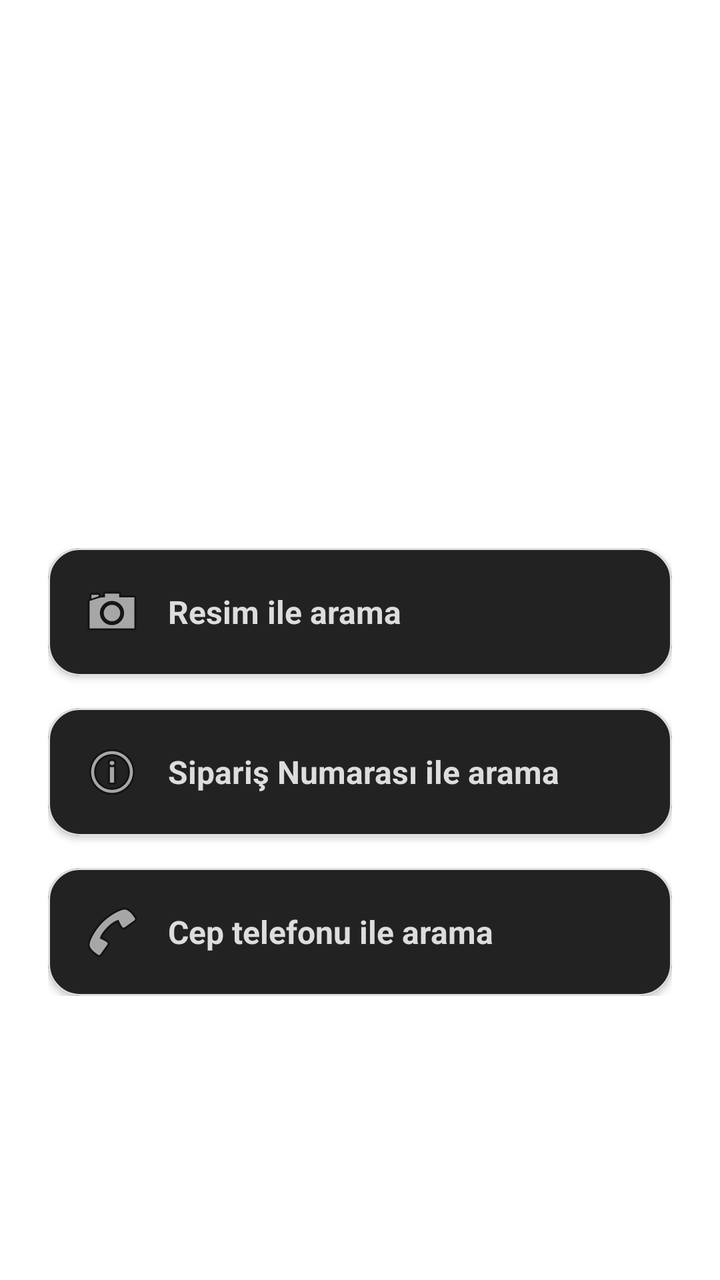
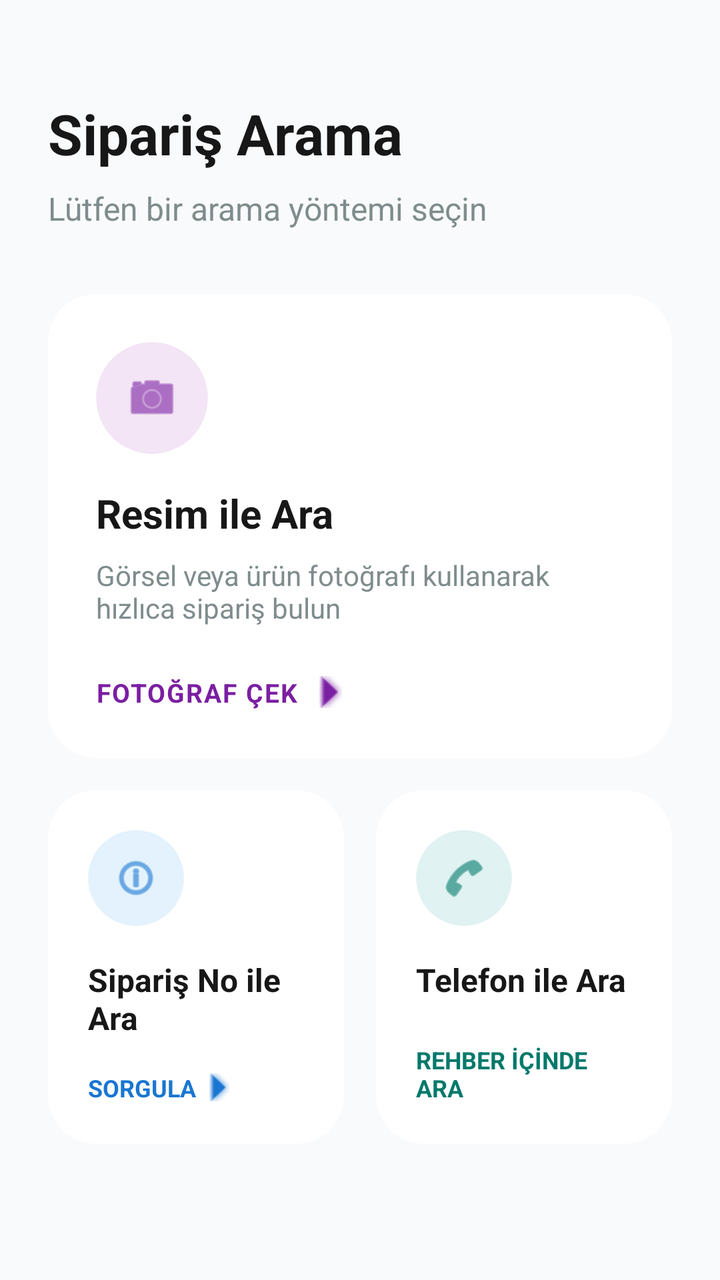

Compare the two renders of this Android layout. The source of the first and the diff that turns it into the second are given below.
<!-- AndroidManifest.xml: application theme Theme.MaterialComponents.NoActionBar -->
<!-- res/layout/activity_search_order.xml -->
<?xml version="1.0" encoding="utf-8"?>
<androidx.constraintlayout.widget.ConstraintLayout xmlns:android="http://schemas.android.com/apk/res/android"
    xmlns:app="http://schemas.android.com/apk/res-auto"
    xmlns:tools="http://schemas.android.com/tools"
    android:id="@+id/layoutSearchOrder"
    android:layout_width="match_parent"
    android:layout_height="match_parent"
    android:orientation="vertical"
    android:gravity="center"
    android:background="@android:color/white"
    android:padding="24dp">

    <ImageView
        android:id="@+id/imgAppLogo"
        android:layout_width="80dp"
        android:layout_height="80dp"
        android:layout_marginTop="20dp"
        android:contentDescription="@string/app_name"
        app:layout_constraintEnd_toEndOf="parent"
        app:layout_constraintStart_toStartOf="parent"
        app:layout_constraintTop_toTopOf="parent"
        android:src="@mipmap/ic_launcher" />

    <LinearLayout
        android:layout_width="match_parent"
        android:layout_height="wrap_content"
        android:foregroundGravity="center"
        android:gravity="center_horizontal"
        android:layout_marginTop="150dp"
        android:orientation="vertical"
        app:layout_constraintTop_toBottomOf="@+id/imgAppLogo"
        tools:layout_editor_absoluteX="128dp">

        
        <com.google.android.material.card.MaterialCardView
            android:id="@+id/btnSearchByImage"
            android:layout_width="match_parent"
            android:layout_height="wrap_content"
            app:cardCornerRadius="16dp"
            app:cardElevation="2dp"
            app:strokeColor="#E0E0E0"
            app:strokeWidth="1dp">

            <LinearLayout
                android:layout_width="match_parent"
                android:layout_height="wrap_content"
                android:gravity="center_vertical"
                android:orientation="horizontal"
                android:padding="16dp">

                <ImageView
                    android:layout_width="32dp"
                    android:layout_height="32dp"
                    android:contentDescription="@string/search_order_button_by_image"
                    android:src="@android:drawable/ic_menu_camera" />

                <TextView
                    android:layout_width="0dp"
                    android:layout_height="wrap_content"
                    android:layout_marginStart="12dp"
                    android:layout_weight="1"
                    android:text="@string/search_order_button_by_image"
                    android:textColor="#DDDDDD"
                    android:textSize="16sp"
                    android:textStyle="bold" />
            </LinearLayout>
        </com.google.android.material.card.MaterialCardView>

        
        <com.google.android.material.card.MaterialCardView
            android:id="@+id/btnSearchByOrderId"
            android:layout_width="match_parent"
            android:layout_height="wrap_content"
            android:layout_marginTop="16dp"
            app:cardCornerRadius="16dp"
            app:cardElevation="2dp"
            app:strokeColor="#E0E0E0"
            app:strokeWidth="1dp">

            <LinearLayout
                android:layout_width="match_parent"
                android:layout_height="wrap_content"
                android:gravity="center_vertical"
                android:orientation="horizontal"
                android:padding="16dp">

                <ImageView
                    android:layout_width="32dp"
                    android:layout_height="32dp"
                    android:contentDescription="@string/search_order_button_by_id"
                    android:src="@android:drawable/ic_menu_info_details" />

                <TextView
                    android:layout_width="0dp"
                    android:layout_height="wrap_content"
                    android:layout_marginStart="12dp"
                    android:layout_weight="1"
                    android:text="@string/search_order_button_by_id"
                    android:textColor="#DDDDDD"
                    android:textSize="16sp"
                    android:textStyle="bold" />
            </LinearLayout>
        </com.google.android.material.card.MaterialCardView>

        
        <com.google.android.material.card.MaterialCardView
            android:id="@+id/btnSearchByPhone"
            android:layout_width="match_parent"
            android:layout_height="wrap_content"
            android:layout_marginTop="16dp"
            app:cardCornerRadius="16dp"
            app:cardElevation="2dp"
            app:strokeColor="#E0E0E0"
            app:strokeWidth="1dp">

            <LinearLayout
                android:layout_width="match_parent"
                android:layout_height="wrap_content"
                android:gravity="center_vertical"
                android:orientation="horizontal"
                android:padding="16dp">

                <ImageView
                    android:layout_width="32dp"
                    android:layout_height="32dp"
                    android:contentDescription="@string/search_order_button_by_phone"
                    android:src="@android:drawable/ic_menu_call" />

                <TextView
                    android:layout_width="0dp"
                    android:layout_height="wrap_content"
                    android:layout_marginStart="12dp"
                    android:layout_weight="1"
                    android:text="@string/search_order_button_by_phone"
                    android:textColor="#DDDDDD"
                    android:textSize="16sp"
                    android:textStyle="bold" />
            </LinearLayout>
        </com.google.android.material.card.MaterialCardView>


    </LinearLayout>


</androidx.constraintlayout.widget.ConstraintLayout>
<!-- resources referenced by this layout -->
<resources>
  <!-- mipmap ic_launcher (mipmap-anydpi-v26) -->
  <?xml version="1.0" encoding="utf-8"?>
  <adaptive-icon xmlns:android="http://schemas.android.com/apk/res/android">
      <background android:drawable="@drawable/ic_launcher_background"/>
      <foreground android:drawable="@mipmap/ic_launcher_foreground"/>
  </adaptive-icon>
  <string name="app_name">EsnApp</string>
  <string name="search_order_button_by_id">Sipariş Numarası ile arama</string>
  <string name="search_order_button_by_image">Resim ile arama</string>
  <string name="search_order_button_by_phone">Cep telefonu ile arama</string>
  <!-- drawable ic_launcher_background: vector/xml drawable (drawable, 4866 chars, omitted) -->
</resources>

<!-- the commit's change to res/layout/activity_search_order.xml (unified diff, before → after) -->
@@ -1,145 +1,307 @@
 <?xml version="1.0" encoding="utf-8"?>
-<androidx.constraintlayout.widget.ConstraintLayout xmlns:android="http://schemas.android.com/apk/res/android"
+<androidx.constraintlayout.widget.ConstraintLayout
+    xmlns:android="http://schemas.android.com/apk/res/android"
     xmlns:app="http://schemas.android.com/apk/res-auto"
     xmlns:tools="http://schemas.android.com/tools"
     android:id="@+id/layoutSearchOrder"
     android:layout_width="match_parent"
     android:layout_height="match_parent"
-    android:orientation="vertical"
-    android:gravity="center"
-    android:background="@android:color/white"
-    android:padding="24dp">
+    android:background="#F9FAFB"
+    android:fitsSystemWindows="true">
+
+    <LinearLayout
+        android:id="@+id/headerLayout"
+        android:layout_width="match_parent"
+        android:layout_height="wrap_content"
+        android:orientation="vertical"
+        android:padding="24dp"
+        app:layout_constraintTop_toTopOf="parent"
+        app:layout_constraintStart_toStartOf="parent">
+
+        <ImageView
+            android:id="@+id/btnBack"
+            android:visibility="gone"
+            android:layout_width="wrap_content"
+            android:layout_height="32dp"
+            android:clickable="true"
+            android:contentDescription="Geri"
+            android:foreground="?android:attr/selectableItemBackground"
+            android:src="@android:drawable/ic_media_previous"
+            app:tint="#171717" />
+
+        <TextView
+            android:layout_width="wrap_content"
+            android:layout_height="wrap_content"
+            android:layout_marginTop="24dp"
+            android:text="@string/search_title"
+            android:textSize="28sp"
+            android:textStyle="bold"
+            android:textColor="#171717" />
+
+        <TextView
+            android:layout_width="wrap_content"
+            android:layout_height="wrap_content"
+            android:layout_marginTop="8dp"
+            android:text="@string/search_subtitle"
+            android:textSize="16sp"
+            android:textColor="#7F8C8D" />
+    </LinearLayout>
 
     <ImageView
         android:id="@+id/imgAppLogo"
-        android:layout_width="80dp"
-        android:layout_height="80dp"
-        android:layout_marginTop="20dp"
-        android:contentDescription="@string/app_name"
-        app:layout_constraintEnd_toEndOf="parent"
-        app:layout_constraintStart_toStartOf="parent"
+        android:layout_width="0dp"
+        android:layout_height="0dp"
+        android:visibility="gone"
         app:layout_constraintTop_toTopOf="parent"
-        android:src="@mipmap/ic_launcher" />
-
-    <LinearLayout
+        app:layout_constraintStart_toStartOf="parent"/>
+
+    <ScrollView
         android:layout_width="match_parent"
-        android:layout_height="wrap_content"
-        android:foregroundGravity="center"
-        android:gravity="center_horizontal"
-        android:layout_marginTop="150dp"
-        android:orientation="vertical"
-        app:layout_constraintTop_toBottomOf="@+id/imgAppLogo"
-        tools:layout_editor_absoluteX="128dp">
-
-        
-        <com.google.android.material.card.MaterialCardView
-            android:id="@+id/btnSearchByImage"
+        android:layout_height="0dp"
+        android:clipToPadding="false"
+        android:paddingBottom="50dp"
+        app:layout_constraintTop_toBottomOf="@id/headerLayout"
+        app:layout_constraintBottom_toBottomOf="parent">
+
+        <LinearLayout
             android:layout_width="match_parent"
             android:layout_height="wrap_content"
-            app:cardCornerRadius="16dp"
-            app:cardElevation="2dp"
-            app:strokeColor="#E0E0E0"
-            app:strokeWidth="1dp">
+            android:orientation="vertical"
+            android:paddingHorizontal="24dp"
+            android:paddingTop="8dp">
+
+            <com.google.android.material.card.MaterialCardView
+                android:id="@+id/btnSearchByImage"
+                android:layout_width="match_parent"
+                android:layout_height="wrap_content"
+                android:clickable="true"
+                android:focusable="true"
+                android:foreground="?android:attr/selectableItemBackground"
+                app:cardCornerRadius="24dp"
+                app:cardElevation="0dp"
+                app:strokeWidth="0dp"
+                app:cardBackgroundColor="#FFFFFF">
+
+                <LinearLayout
+                    android:layout_width="match_parent"
+                    android:layout_height="wrap_content"
+                    android:orientation="vertical"
+                    android:padding="24dp">
+
+                    <androidx.cardview.widget.CardView
+                        android:layout_width="56dp"
+                        android:layout_height="56dp"
+                        app:cardCornerRadius="28dp"
+                        app:cardElevation="0dp"
+                        app:cardBackgroundColor="#F3E5F5">
+                        <ImageView
+                            android:layout_width="28dp"
+                            android:layout_height="28dp"
+                            android:layout_gravity="center"
+                            android:src="@android:drawable/ic_menu_camera"
+                            app:tint="#7B1FA2"/>
+                    </androidx.cardview.widget.CardView>
+
+                    <TextView
+                        android:layout_width="wrap_content"
+                        android:layout_height="wrap_content"
+                        android:layout_marginTop="16dp"
+                        android:text="@string/search_image_title"
+                        android:textSize="20sp"
+                        android:textStyle="bold"
+                        android:textColor="#171717"/>
+
+                    <TextView
+                        android:layout_width="wrap_content"
+                        android:layout_height="wrap_content"
+                        android:layout_marginTop="8dp"
+                        android:text="@string/search_image_desc"
+                        android:textSize="14sp"
+                        android:textColor="#7F8C8D"/>
+
+                    <LinearLayout
+                        android:layout_width="wrap_content"
+                        android:layout_height="wrap_content"
+                        android:layout_marginTop="24dp"
+                        android:gravity="center_vertical"
+                        android:orientation="horizontal">
+
+                        <TextView
+                            android:layout_width="wrap_content"
+                            android:layout_height="wrap_content"
+                            android:text="@string/search_image_action"
+                            android:textColor="#7B1FA2"
+                            android:textStyle="bold"
+                            android:letterSpacing="0.05"
+                            android:textSize="13sp"/>
+
+                        <ImageView
+                            android:layout_width="16dp"
+                            android:layout_height="16dp"
+                            android:layout_marginStart="8dp"
+                            android:src="@android:drawable/arrow_up_float"
+                            android:rotation="90"
+                            app:tint="#7B1FA2"/>
+                    </LinearLayout>
+                </LinearLayout>
+            </com.google.android.material.card.MaterialCardView>
 
             <LinearLayout
                 android:layout_width="match_parent"
                 android:layout_height="wrap_content"
-                android:gravity="center_vertical"
+                android:layout_marginTop="16dp"
                 android:orientation="horizontal"
-                android:padding="16dp">
-
-                <ImageView
-                    android:layout_width="32dp"
-                    android:layout_height="32dp"
-                    android:contentDescription="@string/search_order_button_by_image"
-                    android:src="@android:drawable/ic_menu_camera" />
-
-                <TextView
+                android:baselineAligned="false">
+
+                <com.google.android.material.card.MaterialCardView
+                    android:id="@+id/btnSearchByOrderId"
                     android:layout_width="0dp"
-                    android:layout_height="wrap_content"
-                    android:layout_marginStart="12dp"
+                    android:layout_height="match_parent"
                     android:layout_weight="1"
-                    android:text="@string/search_order_button_by_image"
-                    android:textColor="#DDDDDD"
-                    android:textSize="16sp"
-                    android:textStyle="bold" />
-            </LinearLayout>
-        </com.google.android.material.card.MaterialCardView>
-
-        
-        <com.google.android.material.card.MaterialCardView
-            android:id="@+id/btnSearchByOrderId"
-            android:layout_width="match_parent"
-            android:layout_height="wrap_content"
-            android:layout_marginTop="16dp"
-            app:cardCornerRadius="16dp"
-            app:cardElevation="2dp"
-            app:strokeColor="#E0E0E0"
-            app:strokeWidth="1dp">
-
-            <LinearLayout
-                android:layout_width="match_parent"
-                android:layout_height="wrap_content"
-                android:gravity="center_vertical"
-                android:orientation="horizontal"
-                android:padding="16dp">
-
-                <ImageView
-                    android:layout_width="32dp"
-                    android:layout_height="32dp"
-                    android:contentDescription="@string/search_order_button_by_id"
-                    android:src="@android:drawable/ic_menu_info_details" />
-
-                <TextView
+                    android:layout_marginEnd="8dp"
+                    android:clickable="true"
+                    android:focusable="true"
+                    android:foreground="?android:attr/selectableItemBackground"
+                    app:cardCornerRadius="24dp"
+                    app:cardElevation="0dp"
+                    app:strokeWidth="0dp"
+                    app:cardBackgroundColor="#FFFFFF">
+
+                    <LinearLayout
+                        android:layout_width="match_parent"
+                        android:layout_height="match_parent"
+                        android:orientation="vertical"
+                        android:padding="20dp">
+
+                        <androidx.cardview.widget.CardView
+                            android:layout_width="48dp"
+                            android:layout_height="48dp"
+                            app:cardCornerRadius="24dp"
+                            app:cardElevation="0dp"
+                            app:cardBackgroundColor="#E3F2FD">
+                            <ImageView
+                                android:layout_width="24dp"
+                                android:layout_height="24dp"
+                                android:layout_gravity="center"
+                                android:src="@android:drawable/ic_menu_info_details"
+                                app:tint="#1976D2"/>
+                        </androidx.cardview.widget.CardView>
+
+                        <TextView
+                            android:layout_width="wrap_content"
+                            android:layout_height="wrap_content"
+                            android:layout_marginTop="16dp"
+                            android:text="@string/search_id_title"
+                            android:textSize="16sp"
+                            android:textStyle="bold"
+                            android:textColor="#171717"/>
+
+                        <View
+                            android:layout_width="match_parent"
+                            android:layout_height="0dp"
+                            android:layout_weight="1"/>
+
+                        <LinearLayout
+                            android:layout_width="wrap_content"
+                            android:layout_height="wrap_content"
+                            android:layout_marginTop="16dp"
+                            android:gravity="center_vertical"
+                            android:orientation="horizontal">
+
+                            <TextView
+                                android:layout_width="wrap_content"
+                                android:layout_height="wrap_content"
+                                android:text="@string/search_id_action"
+                                android:textColor="#1976D2"
+                                android:textStyle="bold"
+                                android:textSize="12sp"/>
+
+                            <ImageView
+                                android:layout_width="14dp"
+                                android:layout_height="14dp"
+                                android:layout_marginStart="4dp"
+                                android:src="@android:drawable/arrow_up_float"
+                                android:rotation="90"
+                                app:tint="#1976D2"/>
+                        </LinearLayout>
+                    </LinearLayout>
+                </com.google.android.material.card.MaterialCardView>
+
+                <com.google.android.material.card.MaterialCardView
+                    android:id="@+id/btnSearchByPhone"
                     android:layout_width="0dp"
-                    android:layout_height="wrap_content"
-                    android:layout_marginStart="12dp"
+                    android:layout_height="match_parent"
                     android:layout_weight="1"
-                    android:text="@string/search_order_button_by_id"
-                    android:textColor="#DDDDDD"
-                    android:textSize="16sp"
-                    android:textStyle="bold" />
-            </LinearLayout>
-        </com.google.android.material.card.MaterialCardView>
-
-        
-        <com.google.android.material.card.MaterialCardView
-            android:id="@+id/btnSearchByPhone"
-            android:layout_width="match_parent"
-            android:layout_height="wrap_content"
-            android:layout_marginTop="16dp"
-            app:cardCornerRadius="16dp"
-            app:cardElevation="2dp"
-            app:strokeColor="#E0E0E0"
-            app:strokeWidth="1dp">
-
-            <LinearLayout
-                android:layout_width="match_parent"
-                android:layout_height="wrap_content"
-                android:gravity="center_vertical"
-                android:orientation="horizontal"
-                android:padding="16dp">
-
-                <ImageView
-                    android:layout_width="32dp"
-                    android:layout_height="32dp"
-                    android:contentDescription="@string/search_order_button_by_phone"
-                    android:src="@android:drawable/ic_menu_call" />
-
-                <TextView
-                    android:layout_width="0dp"
-                    android:layout_height="wrap_content"
-                    android:layout_marginStart="12dp"
-                    android:layout_weight="1"
-                    android:text="@string/search_order_button_by_phone"
-                    android:textColor="#DDDDDD"
-                    android:textSize="16sp"
-                    android:textStyle="bold" />
-            </LinearLayout>
-        </com.google.android.material.card.MaterialCardView>
-
-
-    </LinearLayout>
-
+                    android:layout_marginStart="8dp"
+                    android:clickable="true"
+                    android:focusable="true"
+                    android:foreground="?android:attr/selectableItemBackground"
+                    app:cardCornerRadius="24dp"
+                    app:cardElevation="0dp"
+                    app:strokeWidth="0dp"
+                    app:cardBackgroundColor="#FFFFFF">
+
+                    <LinearLayout
+                        android:layout_width="match_parent"
+                        android:layout_height="match_parent"
+                        android:orientation="vertical"
+                        android:padding="20dp">
+
+                        <androidx.cardview.widget.CardView
+                            android:layout_width="48dp"
+                            android:layout_height="48dp"
+                            app:cardCornerRadius="24dp"
+                            app:cardElevation="0dp"
+                            app:cardBackgroundColor="#E0F2F1">
+                            <ImageView
+                                android:layout_width="24dp"
+                                android:layout_height="24dp"
+                                android:layout_gravity="center"
+                                android:src="@android:drawable/ic_menu_call"
+                                app:tint="#00796B"/>
+                        </androidx.cardview.widget.CardView>
+
+                        <TextView
+                            android:layout_width="wrap_content"
+                            android:layout_height="wrap_content"
+                            android:layout_marginTop="16dp"
+                            android:text="@string/search_phone_title"
+                            android:textSize="16sp"
+                            android:textStyle="bold"
+                            android:textColor="#171717"/>
+
+                        <View
+                            android:layout_width="match_parent"
+                            android:layout_height="0dp"
+                            android:layout_weight="1"/>
+
+                        <LinearLayout
+                            android:layout_width="wrap_content"
+                            android:layout_height="wrap_content"
+                            android:layout_marginTop="16dp"
+                            android:gravity="center_vertical"
+                            android:orientation="horizontal">
+
+                            <TextView
+                                android:layout_width="wrap_content"
+                                android:layout_height="wrap_content"
+                                android:text="@string/search_phone_action"
+                                android:textColor="#00796B"
+                                android:textStyle="bold"
+                                android:textSize="12sp"/>
+
+                            <ImageView
+                                android:layout_width="14dp"
+                                android:layout_height="14dp"
+                                android:layout_marginStart="4dp"
+                                android:src="@android:drawable/arrow_up_float"
+                                android:rotation="90"
+                                app:tint="#00796B"/>
+                        </LinearLayout>
+                    </LinearLayout>
+                </com.google.android.material.card.MaterialCardView>
+
+            </LinearLayout> </LinearLayout>
+    </ScrollView>
 
 </androidx.constraintlayout.widget.ConstraintLayout>
<!-- resource entries referenced after the edit -->
@@ -1,15 +1,13 @@
 <!-- resources referenced by this layout -->
 <resources>
-  <!-- mipmap ic_launcher (mipmap-anydpi-v26) -->
-  <?xml version="1.0" encoding="utf-8"?>
-  <adaptive-icon xmlns:android="http://schemas.android.com/apk/res/android">
-      <background android:drawable="@drawable/ic_launcher_background"/>
-      <foreground android:drawable="@mipmap/ic_launcher_foreground"/>
-  </adaptive-icon>
-  <string name="app_name">EsnApp</string>
-  <string name="search_order_button_by_id">Sipariş Numarası ile arama</string>
-  <string name="search_order_button_by_image">Resim ile arama</string>
-  <string name="search_order_button_by_phone">Cep telefonu ile arama</string>
-  <!-- drawable ic_launcher_background: vector/xml drawable (drawable, 4866 chars, omitted) -->
+  <string name="search_id_action">SORGULA</string>
+  <string name="search_id_title">Sipariş No ile Ara</string>
+  <string name="search_image_action">FOTOĞRAF ÇEK</string>
+  <string name="search_image_desc">Görsel veya ürün fotoğrafı kullanarak\nhızlıca sipariş bulun</string>
+  <string name="search_image_title">Resim ile Ara</string>
+  <string name="search_phone_action">REHBER İÇİNDE ARA</string>
+  <string name="search_phone_title">Telefon ile Ara</string>
+  <string name="search_subtitle">Lütfen bir arama yöntemi seçin</string>
+  <string name="search_title">Sipariş Arama</string>
 </resources>
 
